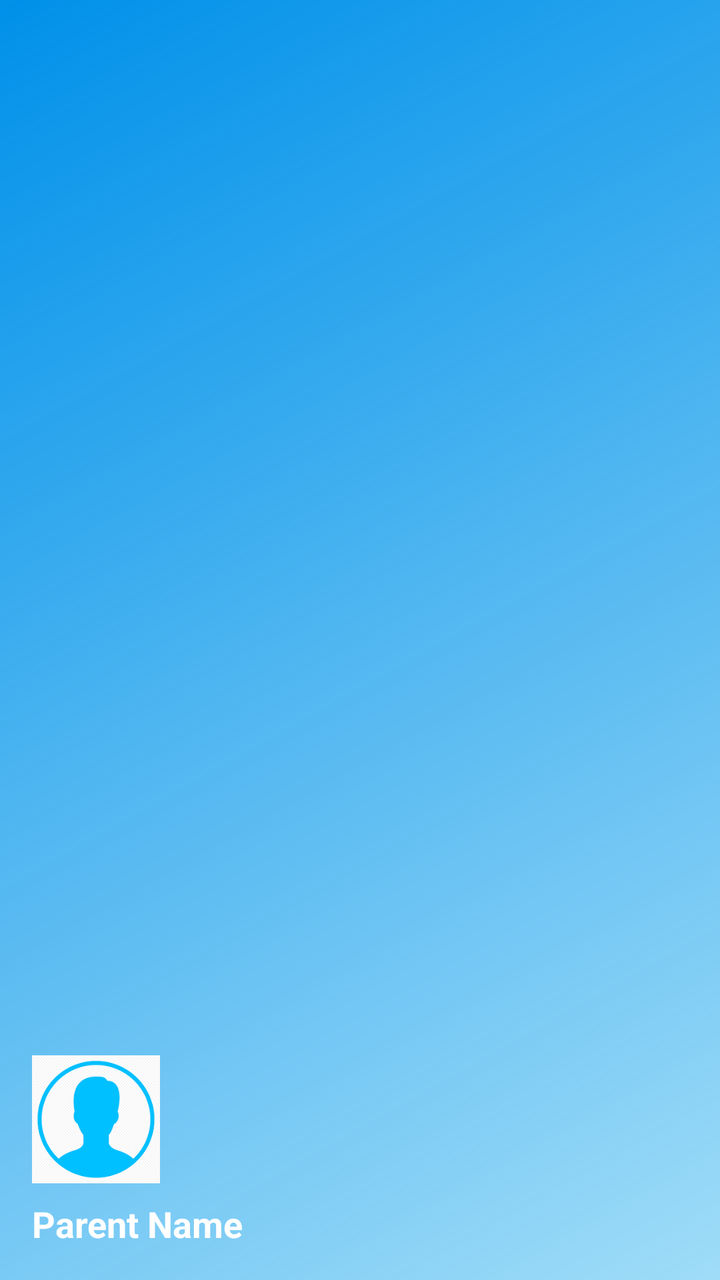
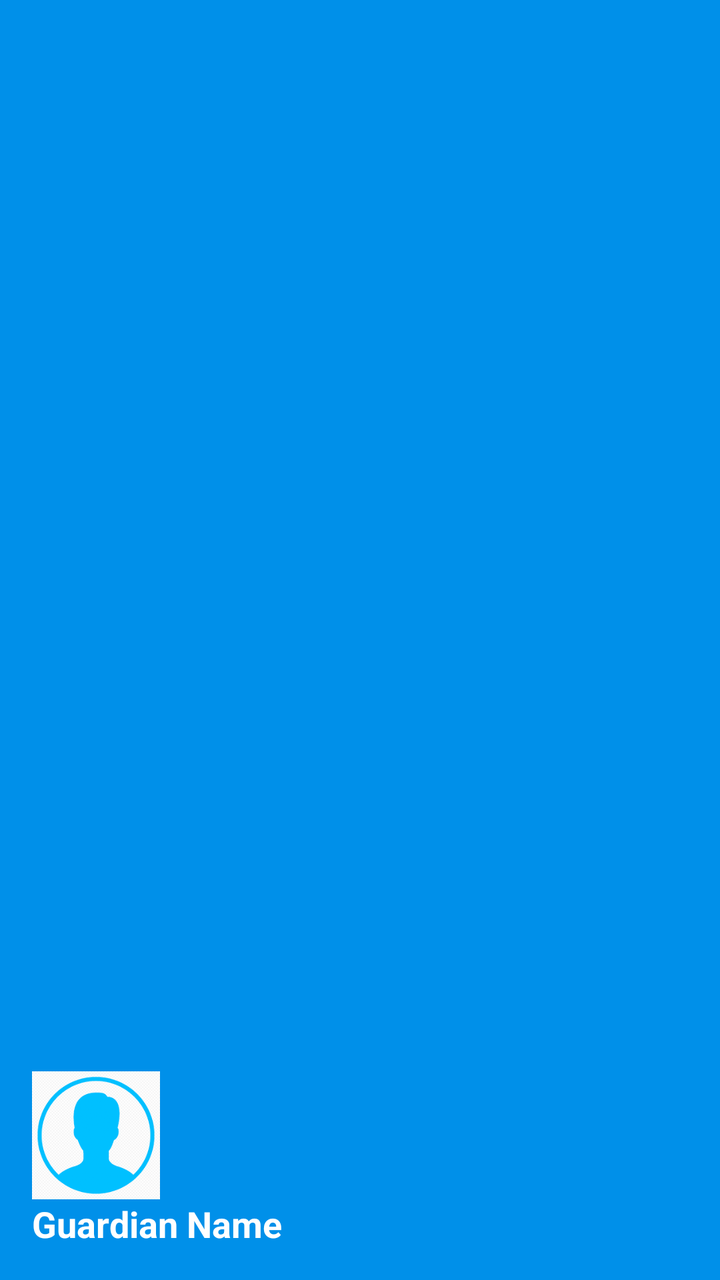

Two renders of the same Android screen: before a commit and after it. Below are the layout's source before the change and the commit's diff.
<!-- AndroidManifest.xml: application theme Theme.ParentApp -->
<!-- res/layout/nav_header.xml -->
<?xml version="1.0" encoding="utf-8"?>
<LinearLayout xmlns:android="http://schemas.android.com/apk/res/android"
    android:layout_width="match_parent"
    android:layout_height="160dp"
    android:orientation="vertical"
    android:background="@drawable/nav_header_gradient"
    android:gravity="bottom"
    android:padding="16dp">

<ImageView
android:layout_width="64dp"
android:layout_height="64dp"
android:src="@drawable/profileim" />

<TextView
android:layout_width="wrap_content"
android:layout_height="wrap_content"
android:text="Parent Name"
android:textSize="18sp"
android:textColor="@android:color/white"
android:textStyle="bold"
android:layout_marginTop="8dp"/>
    </LinearLayout>
<!-- resources referenced by this layout -->
<resources>
  <!-- drawable nav_header_gradient (drawable) -->
  <?xml version="1.0" encoding="utf-8"?>
  <shape xmlns:android="http://schemas.android.com/apk/res/android">
      <gradient
          android:startColor="#5E03A9F4"
      android:endColor="#0090E9"
      android:angle="135"/>
  </shape>
  <!-- drawable profileim: png bitmap (drawable, 8477 bytes) -->
  <style name="Theme.ParentApp" parent="Base.Theme.ParentApp" />
  <style name="Base.Theme.ParentApp" parent="Theme.AppCompat.DayNight.NoActionBar">
          
          
      </style>
</resources>

<!-- the commit's change to res/layout/nav_header.xml (unified diff, before → after) -->
@@ -1,10 +1,10 @@
 <?xml version="1.0" encoding="utf-8"?>
 <LinearLayout xmlns:android="http://schemas.android.com/apk/res/android"
     android:layout_width="match_parent"
-    android:layout_height="160dp"
+    android:layout_height="120dp"
     android:orientation="vertical"
-    android:background="@drawable/nav_header_gradient"
     android:gravity="bottom"
+    android:background="@color/coreblue"
     android:padding="16dp">
 
 <ImageView
@@ -12,12 +12,12 @@ android:layout_width="64dp"
 android:layout_height="64dp"
 android:src="@drawable/profileim" />
 
-<TextView
-android:layout_width="wrap_content"
-android:layout_height="wrap_content"
-android:text="Parent Name"
-android:textSize="18sp"
-android:textColor="@android:color/white"
-android:textStyle="bold"
-android:layout_marginTop="8dp"/>
+    <TextView
+        android:id="@+id/nav_guardian_name"
+        android:layout_width="wrap_content"
+        android:layout_height="wrap_content"
+        android:text="Guardian Name"
+        android:textColor="@android:color/white"
+        android:textSize="18sp"
+        android:textStyle="bold" />
     </LinearLayout>
<!-- resource entries referenced after the edit -->
@@ -1,13 +1,6 @@
 <!-- resources referenced by this layout -->
 <resources>
-  <!-- drawable nav_header_gradient (drawable) -->
-  <?xml version="1.0" encoding="utf-8"?>
-  <shape xmlns:android="http://schemas.android.com/apk/res/android">
-      <gradient
-          android:startColor="#5E03A9F4"
-      android:endColor="#0090E9"
-      android:angle="135"/>
-  </shape>
+  <color name="coreblue">#0090E9</color>
   <!-- drawable profileim: png bitmap (drawable, 8477 bytes) -->
   <style name="Theme.ParentApp" parent="Base.Theme.ParentApp" />
   <style name="Base.Theme.ParentApp" parent="Theme.AppCompat.DayNight.NoActionBar">
